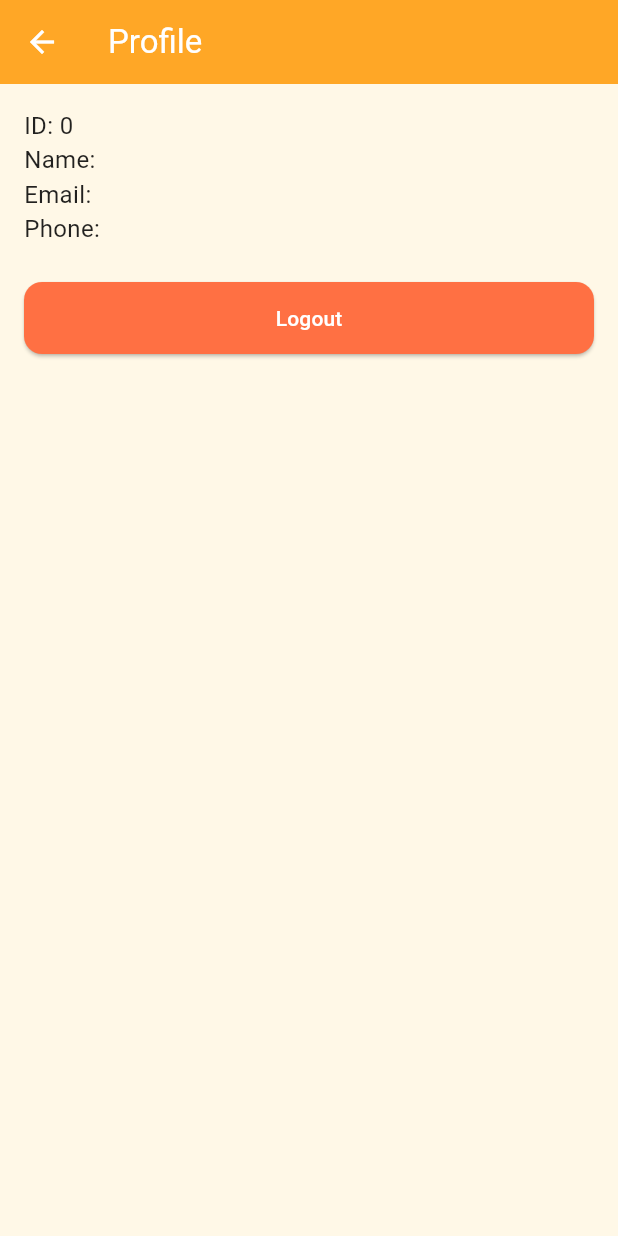
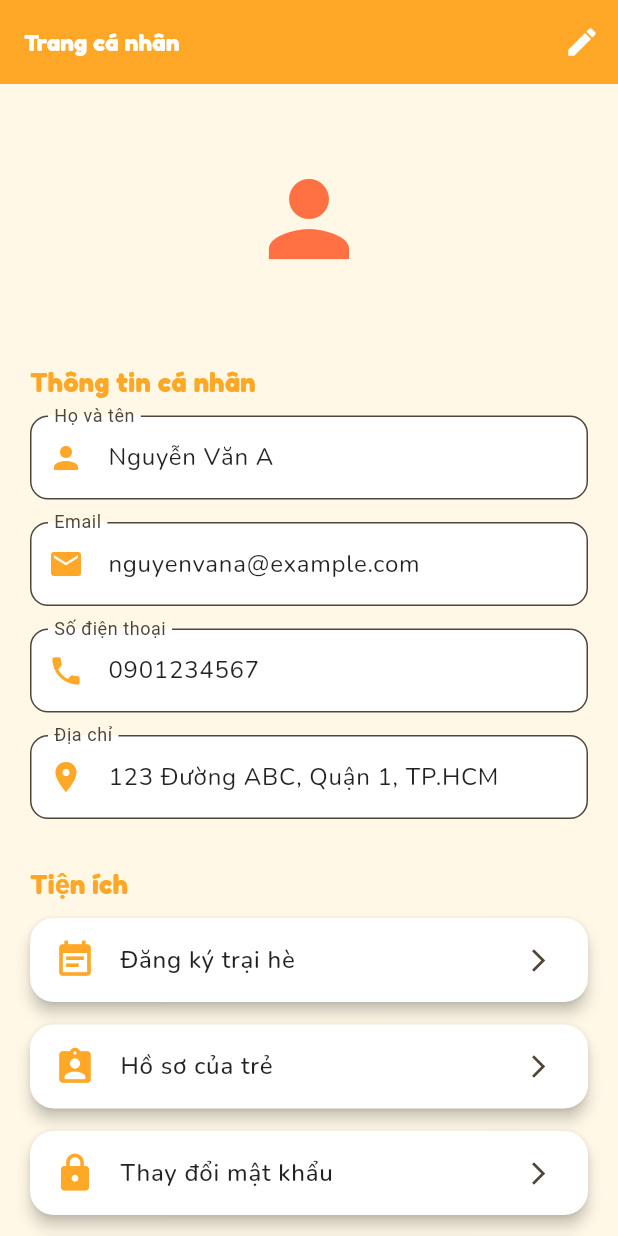
Before and after one commit to Darkvolcano/SummerCamp_Mobile, a Flutter app: the ProfileScreen screen opened by its route, on a phone screen of 412 x 824 dp. Run offline on Flutter 3.47's test engine with Material 3 defaults, Android fonts, the phone set to English and light mode, and no system bars; our stand-ins replace dio, image_picker, shared_preferences, socket_io_client; accounts and stored records are empty; network calls fail.

Commit message:
create profile screen

```diff
--- a/lib/core/config/app_routes.dart
+++ b/lib/core/config/app_routes.dart
@@ -1,6 +1,6 @@
 import 'package:flutter/material.dart';
 import 'package:summercamp/features/auth/presentation/screens/login_screen.dart';
-import 'package:summercamp/features/auth/presentation/screens/profile_screen.dart';
+import 'package:summercamp/features/profile/presentation/screens/profile_screen.dart';
 import 'package:summercamp/features/auth/presentation/screens/register_screen.dart';
 import 'package:summercamp/features/camp/presentation/screens/camp_list_screen.dart';
 import 'package:summercamp/features/home/presentation/screens/home.dart';
@@ -25,7 +25,7 @@ class AppRoutes {
       '/registration-cancel'; // hiện tại chưa có
   static const String blog = '/blog'; // hiện tại chưa có
   static const String blogDetail = '/blog-detail'; // hiện tại chưa có
-  static const String profile = '/profile'; // hiện tại chưa có
+  static const String profile = '/profile';
   static const String campList = '/camp-list';
   static const String registrationList = '/registration-list';
   static const String album = '/album'; // hiện tại chưa có
--- a/lib/features/auth/presentation/screens/profile_screen.dart
+++ /dev/null
@@ -1,77 +0,0 @@
-import 'package:flutter/material.dart';
-import 'package:provider/provider.dart';
-import 'package:summercamp/features/auth/presentation/state/auth_provider.dart';
-
-class ProfileScreen extends StatefulWidget {
-  const ProfileScreen({super.key});
-
-  @override
-  State<ProfileScreen> createState() => _ProfileScreenState();
-}
-
-class _ProfileScreenState extends State<ProfileScreen> {
-  Future<void>? _load;
-
-  @override
-  void initState() {
-    super.initState();
-    final provider = context.read<AuthProvider>();
-    // If user login successful can refresh from server:
-    if (provider.user != null) {
-      _load = provider.fetchProfileById(provider.user!.id.toString());
-    }
-  }
-
-  @override
-  Widget build(BuildContext context) {
-    final provider = context.watch<AuthProvider>();
-    final user = provider.user;
-
-    return Scaffold(
-      appBar: AppBar(title: const Text('Profile')),
-      body: user == null
-          ? const Center(child: Text('Chưa đăng nhập'))
-          : RefreshIndicator(
-              onRefresh: () => provider.fetchProfileById(user.id.toString()),
-              child: FutureBuilder(
-                future: _load,
-                builder: (context, snapshot) {
-                  return ListView(
-                    padding: const EdgeInsets.all(16),
-                    children: [
-                      Text(
-                        'ID: ${user.id}',
-                        style: const TextStyle(fontSize: 16),
-                      ),
-                      Text(
-                        'Name: ${user.firstName} ${user.lastName}',
-                        style: const TextStyle(fontSize: 16),
-                      ),
-                      Text(
-                        'Email: ${user.email}',
-                        style: const TextStyle(fontSize: 16),
-                      ),
-                      Text(
-                        'Phone: ${user.phoneNumber}',
-                        style: const TextStyle(fontSize: 16),
-                      ),
-                      const SizedBox(height: 24),
-                      provider.isLoading
-                          ? const Center(child: CircularProgressIndicator())
-                          : ElevatedButton(
-                              onPressed: () async {
-                                await provider.logout();
-                                if (!mounted) return;
-                                // ignore: use_build_context_synchronously
-                                Navigator.pop(context);
-                              },
-                              child: const Text('Logout'),
-                            ),
-                    ],
-                  );
-                },
-              ),
-            ),
-    );
-  }
-}
--- a/lib/features/home/presentation/screens/home.dart
+++ b/lib/features/home/presentation/screens/home.dart
@@ -3,8 +3,9 @@ import 'package:summercamp/core/config/app_theme.dart';
 import 'package:summercamp/core/widgets/custom_bottom_nav_bar.dart';
 import 'package:summercamp/core/widgets/custom_carousel_slider.dart';
 import 'package:summercamp/features/camp/presentation/screens/camp_list_screen.dart';
+import 'package:summercamp/features/profile/presentation/screens/profile_screen.dart';
 import 'package:summercamp/features/registration/presentation/screens/registration_list_screen.dart';
-import 'package:summercamp/features/auth/presentation/screens/profile_screen.dart';
+
 import 'package:summercamp/features/ai_chat/presentation/screens/ai_chat_screen.dart';
 
 class Home extends StatefulWidget {
--- /dev/null
+++ b/lib/features/profile/presentation/screens/profile_screen.dart
@@ -0,0 +1,317 @@
+import 'dart:io';
+import 'package:flutter/material.dart';
+import 'package:image_picker/image_picker.dart';
+import 'package:summercamp/core/config/app_theme.dart';
+import 'package:summercamp/features/registration/presentation/screens/registration_list_screen.dart';
+
+class ProfileScreen extends StatefulWidget {
+  const ProfileScreen({super.key});
+
+  @override
+  State<ProfileScreen> createState() => _ProfileScreenState();
+}
+
+class _ProfileScreenState extends State<ProfileScreen> {
+  final TextEditingController _nameController = TextEditingController(
+    text: 'Nguyễn Văn A',
+  );
+  final TextEditingController _emailController = TextEditingController(
+    text: 'nguyenvana@example.com',
+  );
+  final TextEditingController _phoneController = TextEditingController(
+    text: '0901234567',
+  );
+  final TextEditingController _addressController = TextEditingController(
+    text: '123 Đường ABC, Quận 1, TP.HCM',
+  );
+
+  bool _isEditing = false;
+  File? _profileImage;
+
+  void _toggleEditing() {
+    setState(() => _isEditing = !_isEditing);
+  }
+
+  void _saveProfile() {
+    _showMessageBox('Thành công', 'Thông tin cá nhân đã được cập nhật.');
+    _toggleEditing();
+  }
+
+  void _showMessageBox(String title, String message) {
+    showDialog(
+      context: context,
+      builder: (BuildContext context) => AlertDialog(
+        shape: RoundedRectangleBorder(borderRadius: BorderRadius.circular(16)),
+        title: Text(
+          title,
+          style: const TextStyle(
+            color: AppTheme.summerPrimary,
+            fontFamily: "Fredoka",
+            fontWeight: FontWeight.bold,
+          ),
+        ),
+        content: Text(message, style: const TextStyle(fontFamily: "Nunito")),
+        actions: [
+          TextButton(
+            child: const Text(
+              'Đóng',
+              style: TextStyle(color: AppTheme.summerAccent),
+            ),
+            onPressed: () => Navigator.of(context).pop(),
+          ),
+        ],
+      ),
+    );
+  }
+
+  Future<void> _pickImage() async {
+    final picker = ImagePicker();
+    final pickedFile = await picker.pickImage(source: ImageSource.gallery);
+
+    if (pickedFile != null) {
+      setState(() => _profileImage = File(pickedFile.path));
+    } else {
+      _showMessageBox('Thông báo', 'Bạn chưa chọn ảnh nào.');
+    }
+  }
+
+  @override
+  Widget build(BuildContext context) {
+    final textTheme = Theme.of(context).textTheme;
+
+    return Scaffold(
+      appBar: AppBar(
+        automaticallyImplyLeading: false,
+        title: Text(
+          "Trang cá nhân",
+          style: textTheme.titleMedium?.copyWith(
+            fontFamily: "Fredoka",
+            fontWeight: FontWeight.bold,
+            color: Colors.white,
+          ),
+        ),
+        backgroundColor: AppTheme.summerPrimary,
+        actions: [
+          IconButton(
+            icon: Icon(
+              _isEditing ? Icons.save : Icons.edit,
+              color: Colors.white,
+            ),
+            onPressed: _isEditing ? _saveProfile : _toggleEditing,
+          ),
+        ],
+      ),
+      body: SingleChildScrollView(
+        padding: const EdgeInsets.only(
+          top: 20,
+          left: 20,
+          bottom: 40,
+          right: 20,
+        ),
+        child: Column(
+          children: [
+            Center(
+              child: Stack(
+                children: [
+                  CircleAvatar(
+                    radius: 70,
+                    backgroundColor: AppTheme.summerBackground,
+                    backgroundImage: _profileImage != null
+                        ? FileImage(_profileImage!)
+                        : null,
+                    child: _profileImage == null
+                        ? const Icon(
+                            Icons.person,
+                            size: 80,
+                            color: AppTheme.summerAccent,
+                          )
+                        : null,
+                  ),
+                  if (_isEditing)
+                    Positioned(
+                      bottom: 0,
+                      right: 0,
+                      child: CircleAvatar(
+                        backgroundColor: AppTheme.summerAccent,
+                        radius: 22,
+                        child: IconButton(
+                          icon: const Icon(
+                            Icons.camera_alt,
+                            color: Colors.white,
+                            size: 20,
+                          ),
+                          onPressed: _pickImage,
+                        ),
+                      ),
+                    ),
+                ],
+              ),
+            ),
+
+            const SizedBox(height: 25),
+
+            _buildSectionTitle("Thông tin cá nhân"),
+            const SizedBox(height: 10),
+            _buildProfileField("Họ và tên", _nameController, Icons.person),
+            const SizedBox(height: 15),
+            _buildProfileField("Email", _emailController, Icons.email),
+            const SizedBox(height: 15),
+            _buildProfileField("Số điện thoại", _phoneController, Icons.phone),
+            const SizedBox(height: 15),
+            _buildProfileField(
+              "Địa chỉ",
+              _addressController,
+              Icons.location_on,
+            ),
+
+            const SizedBox(height: 30),
+
+            _buildSectionTitle("Tiện ích"),
+            const SizedBox(height: 10),
+            _buildProfileMenuItem(
+              "Đăng ký trại hè",
+              Icons.event_note,
+              () => Navigator.push(
+                context,
+                MaterialPageRoute(
+                  builder: (_) => const RegistrationListScreen(),
+                ),
+              ),
+            ),
+            _buildProfileMenuItem(
+              "Hồ sơ của trẻ",
+              Icons.assignment_ind,
+              () => Navigator.push(
+                context,
+                MaterialPageRoute(
+                  builder: (_) => const RegistrationListScreen(),
+                ),
+              ),
+            ),
+            _buildProfileMenuItem(
+              "Thay đổi mật khẩu",
+              Icons.lock,
+              () => _showMessageBox(
+                "Chức năng",
+                "Chức năng thay đổi mật khẩu chưa được triển khai.",
+              ),
+            ),
+            _buildProfileMenuItem(
+              "Vé ứng dụng",
+              Icons.confirmation_num,
+              () => _showMessageBox(
+                "Chức năng",
+                "Chức năng vé ứng dụng chưa được triển khai.",
+              ),
+            ),
+
+            const SizedBox(height: 30),
+
+            ElevatedButton.icon(
+              style: ElevatedButton.styleFrom(
+                backgroundColor: Colors.redAccent,
+                foregroundColor: Colors.white,
+                minimumSize: const Size(double.infinity, 50),
+                shape: RoundedRectangleBorder(
+                  borderRadius: BorderRadius.circular(12),
+                ),
+              ),
+              onPressed: () =>
+                  _showMessageBox("Đăng xuất", "Bạn đã đăng xuất thành công."),
+              icon: const Icon(Icons.logout),
+              label: const Text(
+                "Đăng xuất",
+                style: TextStyle(fontFamily: "Nunito", fontSize: 16),
+              ),
+            ),
+
+            const SizedBox(height: 40),
+
+            Text(
+              'Mọi thắc mắc vui lòng liên hệ CSKH:',
+              style: TextStyle(
+                fontFamily: "Nunito",
+                fontSize: 14,
+                color: Colors.grey[700],
+              ),
+            ),
+            const SizedBox(height: 5),
+            Text(
+              'Hotline: 0904918270',
+              style: const TextStyle(
+                fontFamily: "Fredoka",
+                fontSize: 16,
+                fontWeight: FontWeight.bold,
+                color: AppTheme.summerAccent,
+              ),
+            ),
+            Text(
+              'Email: khangpccse183245@fpt.edu.vn',
+              style: const TextStyle(
+                fontFamily: "Fredoka",
+                fontSize: 16,
+                fontWeight: FontWeight.bold,
+                color: AppTheme.summerAccent,
+              ),
+            ),
+          ],
+        ),
+      ),
+    );
+  }
+
+  Widget _buildSectionTitle(String title) {
+    return Align(
+      alignment: Alignment.centerLeft,
+      child: Text(
+        title,
+        style: const TextStyle(
+          fontFamily: "Fredoka",
+          fontSize: 18,
+          fontWeight: FontWeight.bold,
+          color: AppTheme.summerPrimary,
+        ),
+      ),
+    );
+  }
+
+  Widget _buildProfileField(
+    String label,
+    TextEditingController controller,
+    IconData icon,
+  ) {
+    return TextFormField(
+      controller: controller,
+      readOnly: !_isEditing,
+      decoration: InputDecoration(
+        labelText: label,
+        prefixIcon: Icon(icon, color: AppTheme.summerPrimary),
+      ),
+      style: const TextStyle(fontFamily: "Nunito"),
+    );
+  }
+
+  Widget _buildProfileMenuItem(
+    String title,
+    IconData icon,
+    VoidCallback onTap,
+  ) {
+    return Card(
+      margin: const EdgeInsets.only(bottom: 15),
+      child: ListTile(
+        onTap: onTap,
+        leading: Icon(icon, color: AppTheme.summerPrimary, size: 28),
+        title: Text(
+          title,
+          style: const TextStyle(
+            fontFamily: "Nunito",
+            fontSize: 16,
+            fontWeight: FontWeight.w500,
+          ),
+        ),
+        trailing: const Icon(Icons.arrow_forward_ios, size: 18),
+        shape: RoundedRectangleBorder(borderRadius: BorderRadius.circular(12)),
+      ),
+    );
+  }
+}
--- a/lib/features/registration/presentation/screens/registration_list_screen.dart
+++ b/lib/features/registration/presentation/screens/registration_list_screen.dart
@@ -30,7 +30,6 @@ class _RegistrationListScreenState extends State<RegistrationListScreen> {
 
     return Scaffold(
       appBar: AppBar(
-        automaticallyImplyLeading: false,
         title: Text(
           "Danh sách đăng ký",
           style: textTheme.titleMedium?.copyWith(
--- a/pubspec.yaml
+++ b/pubspec.yaml
@@ -41,6 +41,7 @@ dependencies:
   shared_preferences: ^2.5.3 # Lưu các data dưới dạng local storage
   socket_io_client: ^3.1.2 # Kết nối với socket
   url_launcher: ^6.3.1 # Mở đường dẫn web trong app
+  image_picker: ^1.1.2 # Chọn ảnh từ máy
 
 dev_dependencies:
   flutter_test:
```
Also changed, not shown: lib/features/blog/presentation/screens/blog_list_screen.dart (added), 6 other files.
